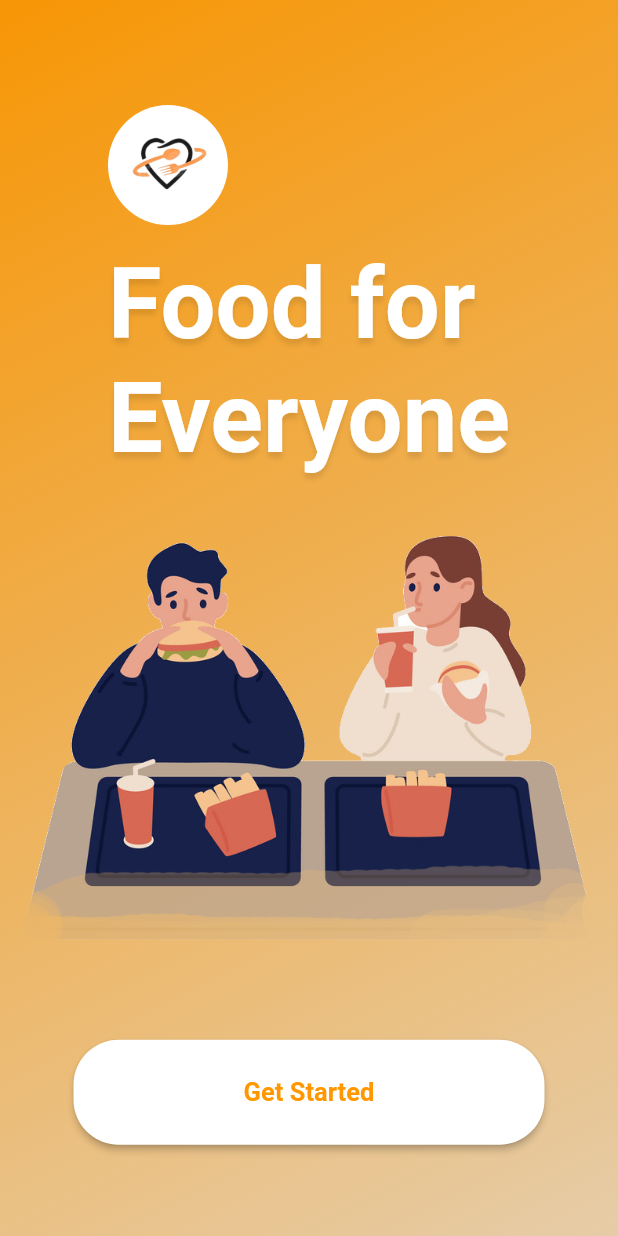
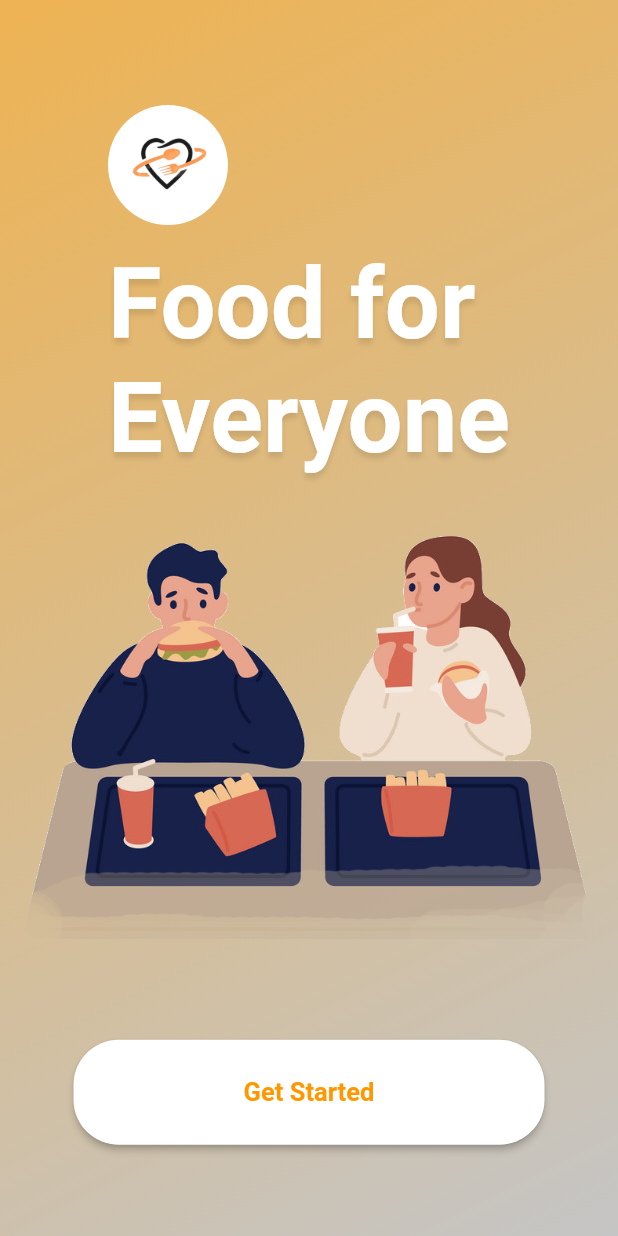
Before and after one commit to james-rosales/foodlover, a Flutter app: the screen it shows after launch, on a phone screen of 412 x 824 dp. Run offline on Flutter 3.47's test engine with Material 2 defaults, Android fonts, the phone set to English and light mode, and no system bars; our stand-ins replace bloc, flutter_bloc, font_awesome_flutter, freezed_annotation, go_router; generated files the repository leaves out were written again; Roboto replaces fonts that are missing (SF Pro).

Commit message:
refactor: change background color

```diff
--- a/lib/pages/splashscreen/view/splashscreen_page.dart
+++ b/lib/pages/splashscreen/view/splashscreen_page.dart
@@ -12,8 +12,8 @@ class SplashscreenPage extends StatelessWidget {
         decoration: const BoxDecoration(
           gradient: LinearGradient(
             colors: [
-              Color.fromARGB(255, 247, 150, 5),
-              Color.fromARGB(255, 230, 204, 167),
+              Color.fromARGB(255, 238, 179, 83),
+              Color.fromARGB(255, 197, 197, 197),
             ],
             begin: Alignment.topLeft,
             end: Alignment.bottomRight,
```
